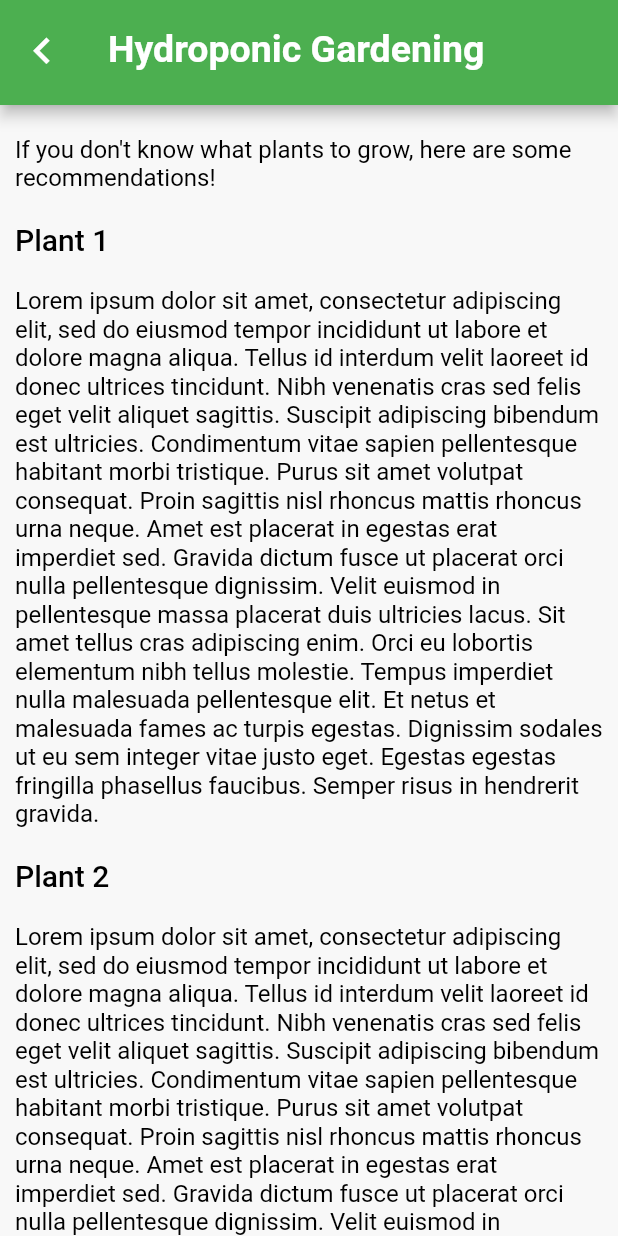
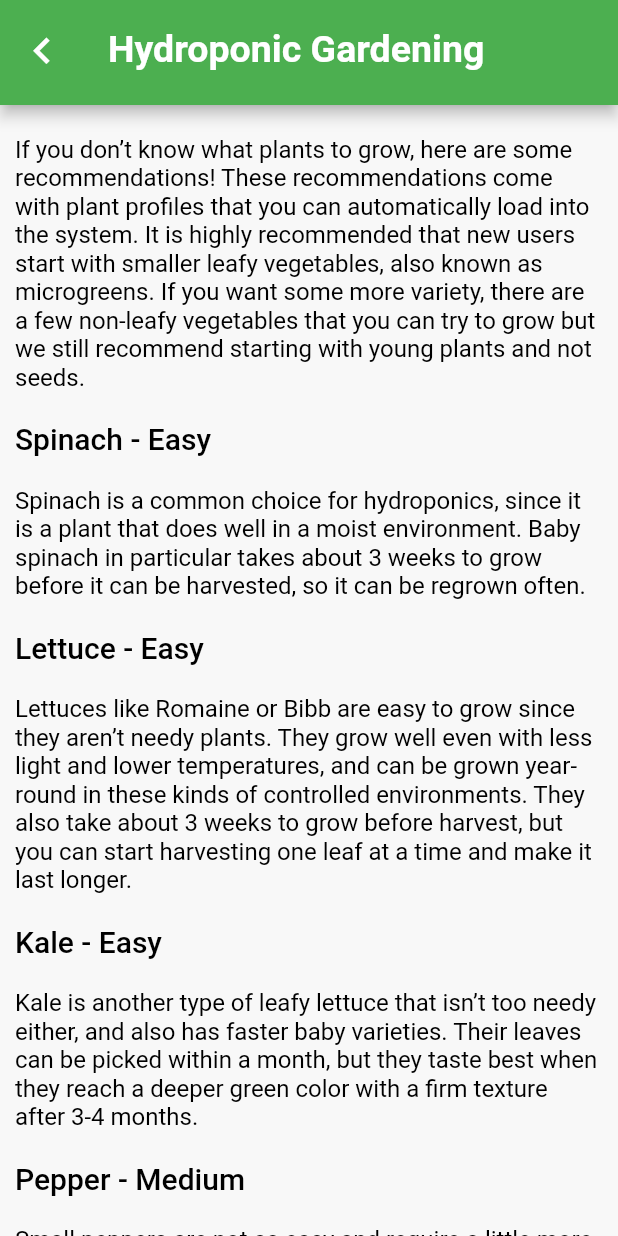
Before and after one commit to Senior-Design-ZotPonics/ZotPonicsMobileAppv3, a Flutter app: the HydroponicGardening screen opened directly with empty values, on a phone screen of 412 x 824 dp. Run offline on Flutter 3.47's test engine with Material 2 defaults, Android fonts, the phone set to English and light mode, and no system bars; our stand-ins replace font_awesome_flutter, platform; missing offline and left inert: flutter_local_notifications_platform_interface; project files that could hold a hidden picture were left out.

Commit message:
Updated hydroponicGardening
Filled in recommendations

```diff
--- a/lib/hydroponicGardening.dart
+++ b/lib/hydroponicGardening.dart
@@ -60,50 +60,80 @@ class _HydroponicGardening extends State<HydroponicGardening> {
                   SizedBox(height: 10),
                   Container(
                       margin: const EdgeInsets.all(10.0),
-                      child: TextWidget("If you don't know what plants to grow, here are some recommendations!",
+                      child: TextWidget("If you don’t know what plants to grow, here are some recommendations! These "
+                          "recommendations come with plant profiles that you can automatically load into the system. It "
+                          "is highly recommended that new users start with smaller leafy vegetables, also known as "
+                          "microgreens. If you want some more variety, there are a few non-leafy vegetables that you "
+                          "can try to grow but we still recommend starting with young plants and not seeds.",
                           this._font, Colors.black, FontWeight.w400, 16.0)
                   ),
                   Container(
                     margin: const EdgeInsets.all(10.0),
-                    child: TextWidget("Plant 1", this._font, Colors.black, FontWeight.w500, 20.0),
+                    child: TextWidget("Spinach - Easy", this._font, Colors.black, FontWeight.w500, 20.0),
                   ),
                   Container(
                       margin: const EdgeInsets.all(10.0),
-                      child: TextWidget("Lorem ipsum dolor sit amet, consectetur adipiscing elit, sed do eiusmod tempor "
-                          "incididunt ut labore et dolore magna aliqua. Tellus id interdum "
-                          "velit laoreet id donec ultrices tincidunt. Nibh venenatis cras sed felis eget "
-                          "velit aliquet sagittis. Suscipit adipiscing bibendum est ultricies. "
-                          "Condimentum vitae sapien pellentesque habitant morbi tristique. Purus sit amet "
-                          "volutpat consequat. Proin sagittis nisl rhoncus mattis rhoncus urna "
-                          "neque. Amet est placerat in egestas erat imperdiet sed. Gravida dictum fusce "
-                          "ut placerat orci nulla pellentesque dignissim. Velit euismod in "
-                          "pellentesque massa placerat duis ultricies lacus. Sit amet tellus cras adipiscing "
-                          "enim. Orci eu lobortis elementum nibh tellus molestie. Tempus "
-                          "imperdiet nulla malesuada pellentesque elit. Et netus et malesuada fames ac "
-                          "turpis egestas. Dignissim sodales ut eu sem integer vitae justo eget. "
-                          "Egestas egestas fringilla phasellus faucibus. Semper risus in hendrerit gravida.",
-                          this._font, Colors.black, FontWeight.w400, 16.0)
+                      child: TextWidget("Spinach is a common choice for hydroponics, since it is a plant that does well "
+                          "in a moist environment. Baby spinach in particular takes about 3 weeks to grow before it can "
+                          "be harvested, so it can be regrown often.", this._font, Colors.black, FontWeight.w400, 16.0)
                   ),
                   Container(
                     margin: const EdgeInsets.all(10.0),
-                    child: TextWidget("Plant 2", this._font, Colors.black, FontWeight.w500, 20.0),
+                    child: TextWidget("Lettuce - Easy", this._font, Colors.black, FontWeight.w500, 20.0),
                   ),
                   Container(
                       margin: const EdgeInsets.all(10.0),
-                      child: TextWidget("Lorem ipsum dolor sit amet, consectetur adipiscing elit, sed do eiusmod tempor "
-                          "incididunt ut labore et dolore magna aliqua. Tellus id interdum "
-                          "velit laoreet id donec ultrices tincidunt. Nibh venenatis cras sed felis eget "
-                          "velit aliquet sagittis. Suscipit adipiscing bibendum est ultricies. "
-                          "Condimentum vitae sapien pellentesque habitant morbi tristique. Purus sit amet "
-                          "volutpat consequat. Proin sagittis nisl rhoncus mattis rhoncus urna "
-                          "neque. Amet est placerat in egestas erat imperdiet sed. Gravida dictum fusce "
-                          "ut placerat orci nulla pellentesque dignissim. Velit euismod in "
-                          "pellentesque massa placerat duis ultricies lacus. Sit amet tellus cras adipiscing "
-                          "enim. Orci eu lobortis elementum nibh tellus molestie. Tempus "
-                          "imperdiet nulla malesuada pellentesque elit. Et netus et malesuada fames ac "
-                          "turpis egestas. Dignissim sodales ut eu sem integer vitae justo eget. "
-                          "Egestas egestas fringilla phasellus faucibus. Semper risus in hendrerit gravida.",
-                          this._font, Colors.black, FontWeight.w400, 16.0)
+                      child: TextWidget("Lettuces like Romaine or Bibb are easy to grow since they aren’t needy plants. "
+                          "They grow well even with less light and lower temperatures, and can be grown year-round in these "
+                          "kinds of controlled environments. They also take about 3 weeks to grow before harvest, but you "
+                          "can start harvesting one leaf at a time and make it last longer.", this._font, Colors.black,
+                          FontWeight.w400, 16.0)
+                  ),
+                  Container(
+                    margin: const EdgeInsets.all(10.0),
+                    child: TextWidget("Kale - Easy", this._font, Colors.black, FontWeight.w500, 20.0),
+                  ),
+                  Container(
+                      margin: const EdgeInsets.all(10.0),
+                      child: TextWidget("Kale is another type of leafy lettuce that isn’t too needy either, and also has "
+                          "faster baby varieties. Their leaves can be picked within a month, but they taste best when they "
+                          "reach a deeper green color with a firm texture after 3-4 months. ", this._font, Colors.black,
+                          FontWeight.w400, 16.0)
+                  ),
+                  Container(
+                    margin: const EdgeInsets.all(10.0),
+                    child: TextWidget("Pepper - Medium", this._font, Colors.black, FontWeight.w500, 20.0),
+                  ),
+                  Container(
+                      margin: const EdgeInsets.all(10.0),
+                      child: TextWidget("Small peppers are not as easy and require a little more effort to cultivate. Pepper "
+                          "plants need a lot of sunlight, so they will require 14-18 hours of light daily. The plants can get "
+                          "fairly tall too, so you may need to prune them to make sure the peppers grow well. After about 2-3 "
+                          "months, the peppers should be ready for harvest.", this._font, Colors.black, FontWeight.w400, 16.0)
+                  ),
+                  Container(
+                    margin: const EdgeInsets.all(10.0),
+                    child: TextWidget("Onion - Medium", this._font, Colors.black, FontWeight.w500, 20.0),
+                  ),
+                  Container(
+                      margin: const EdgeInsets.all(10.0),
+                      child: TextWidget("Onions are also a bit more difficult to grow. When growing onions, keep an eye out "
+                          "for flowers. Flowers are a sign that the onion has stopped growing, so then you’ll have to harvest "
+                          "it. If no flowers sprout, the onions should take about 2-3 months to harvest. They also require at "
+                          "least 12 hours of light daily, if not more.", this._font, Colors.black, FontWeight.w400, 16.0)
+                  ),
+                  Container(
+                    margin: const EdgeInsets.all(10.0),
+                    child: TextWidget("Tomato - Hard", this._font, Colors.black, FontWeight.w500, 20.0),
+                  ),
+                  Container(
+                      margin: const EdgeInsets.all(10.0),
+                      child: TextWidget("If you want more of a challenge, try cherry or Roma tomatoes. Tomatoes are tougher "
+                          "plants to maintain, but they should be fine if you keep the temperatures and lighting in the proper "
+                          "ranges. Tomato plants are picky about temperature, in which they need warmer temperatures of about "
+                          "82-85 F during the day and cooler temperatures of about 64 F at night. And for light, they want at "
+                          "least 8 hours of uninterrupted darkness - this includes blocking out light pollution. If all goes "
+                          "well, the tomatoes should be ready in 1-2 months.", this._font, Colors.black, FontWeight.w400, 16.0)
                   )
                 ]
             )
```
